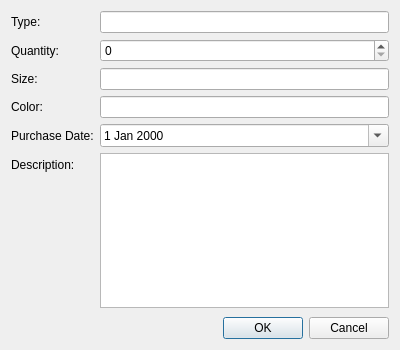
Old version of the form ui/uniformdialog.ui in the repository akhil-kk15/UASM-Tool.
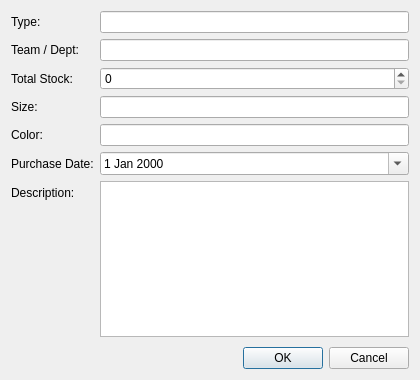
New version of the form.

Commit message: Add uniform inventory checks, team staffing balancing, and 8-hour shift table rotations

What changed in the file:
```diff
--- a/ui/uniformdialog.ui
+++ b/ui/uniformdialog.ui
@@ -6,8 +6,8 @@
    <rect>
     <x>0</x>
     <y>0</y>
-    <width>400</width>
-    <height>350</height>
+    <width>420</width>
+    <height>380</height>
    </rect>
   </property>
   <property name="windowTitle">
@@ -27,57 +27,71 @@
       <widget class="QLineEdit" name="typeEdit"/>
      </item>
      <item row="1" column="0">
-      <widget class="QLabel" name="label_2">
+      <widget class="QLabel" name="label_team">
        <property name="text">
-        <string>Quantity:</string>
+        <string>Team / Dept:</string>
        </property>
       </widget>
      </item>
      <item row="1" column="1">
-      <widget class="QSpinBox" name="quantitySpinBox"/>
+      <widget class="QLineEdit" name="teamEdit"/>
      </item>
      <item row="2" column="0">
+      <widget class="QLabel" name="label_2">
+       <property name="text">
+        <string>Total Stock:</string>
+       </property>
+      </widget>
+     </item>
+     <item row="2" column="1">
+      <widget class="QSpinBox" name="quantitySpinBox">
+       <property name="maximum">
+        <number>9999</number>
+       </property>
+      </widget>
+     </item>
+     <item row="3" column="0">
       <widget class="QLabel" name="label_3">
        <property name="text">
         <string>Size:</string>
        </property>
       </widget>
      </item>
-     <item row="2" column="1">
+     <item row="3" column="1">
       <widget class="QLineEdit" name="sizeEdit"/>
      </item>
-     <item row="3" column="0">
+     <item row="4" column="0">
       <widget class="QLabel" name="label_4">
        <property name="text">
         <string>Color:</string>
        </property>
       </widget>
      </item>
-     <item row="3" column="1">
+     <item row="4" column="1">
       <widget class="QLineEdit" name="colorEdit"/>
      </item>
-     <item row="4" column="0">
+     <item row="5" column="0">
       <widget class="QLabel" name="label_5">
        <property name="text">
         <string>Purchase Date:</string>
        </property>
       </widget>
      </item>
-     <item row="4" column="1">
+     <item row="5" column="1">
       <widget class="QDateEdit" name="purchaseDateEdit">
        <property name="calendarPopup">
         <bool>true</bool>
        </property>
       </widget>
      </item>
-     <item row="5" column="0">
-      <widget class="QLabel" name="label_5">
+     <item row="6" column="0">
+      <widget class="QLabel" name="label_6">
        <property name="text">
         <string>Description:</string>
        </property>
       </widget>
      </item>
-     <item row="5" column="1">
+     <item row="6" column="1">
       <widget class="QPlainTextEdit" name="descriptionEdit">
        <property name="maximumHeight">
         <number>100</number>
```
Left out of the diff: 2 changed lines with no effect on the pictures. The commit also changes 27 other files.
